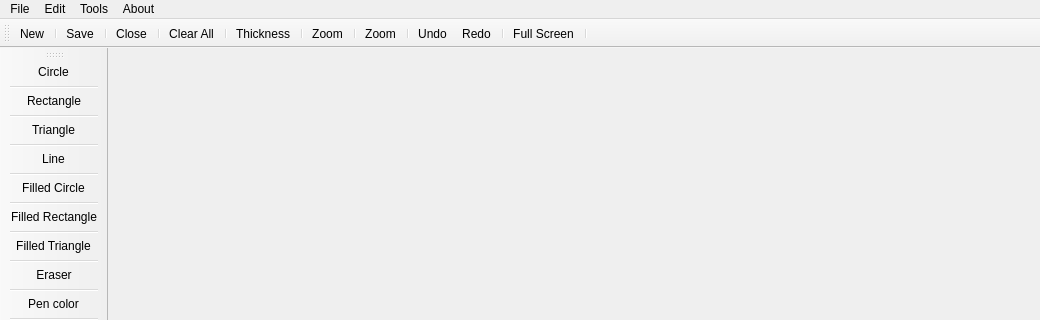
Old version of the form mainwindow.ui in the repository Zeyad-Amr/Super-Painter; both pictures show x 0 to 1040 and y 0 to 320 of the 1040 by 650 pixel window.
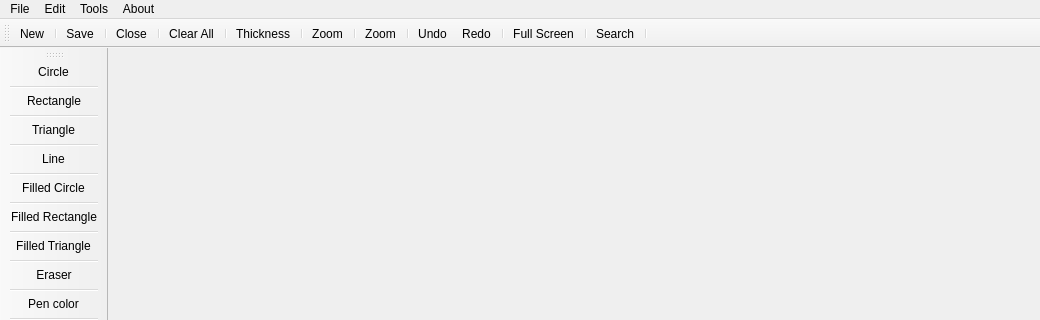
New version of the form. Icons and pictures are not drawn.

Diff of the .ui file:
```diff
--- a/mainwindow.ui
+++ b/mainwindow.ui
@@ -17,9 +17,9 @@
    <widget class="QWidget" name="verticalLayoutWidget">
     <property name="geometry">
      <rect>
-      <x>0</x>
-      <y>0</y>
-      <width>210</width>
+      <x>10</x>
+      <y>30</y>
+      <width>160</width>
       <height>80</height>
      </rect>
     </property>
@@ -120,6 +120,8 @@
    <addaction name="separator"/>
    <addaction name="actionFull_Screen"/>
    <addaction name="separator"/>
+   <addaction name="actionSearch"/>
+   <addaction name="separator"/>
   </widget>
   <widget class="QToolBar" name="toolBar_2">
    <property name="windowTitle">
@@ -469,6 +471,18 @@
     <string>F11</string>
    </property>
   </action>
+  <action name="actionSearch">
+   <property name="icon">
+    <iconset resource="res.qrc">
+     <normaloff>:/images/magnifier.png</normaloff>:/images/magnifier.png</iconset>
+   </property>
+   <property name="text">
+    <string>Search</string>
+   </property>
+   <property name="shortcut">
+    <string>Ctrl+F</string>
+   </property>
+  </action>
  </widget>
  <resources>
   <include location="res.qrc"/>
```
